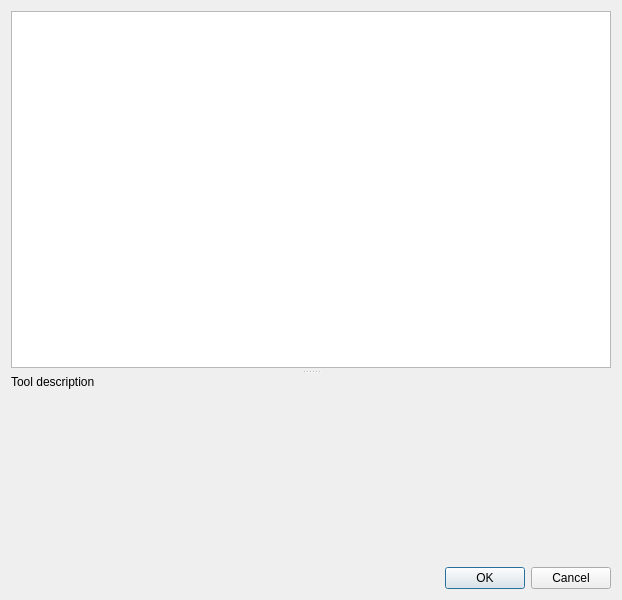
This is src/Form_Files/AddAutomateTool.ui in Sigil-Ebook/Sigil as Qt 5 draws it before an edit. The edited form follows.
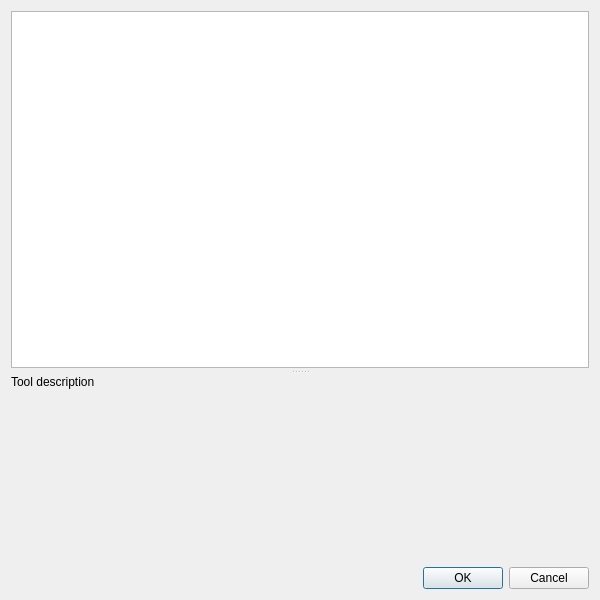
This is the edited form.

Commit message: allow user to shrink Automate Add Plugin and Add Toolbar [deploy]

The edit to the form file:
```diff
--- a/src/Form_Files/AddAutomateTool.ui
+++ b/src/Form_Files/AddAutomateTool.ui
@@ -42,7 +42,7 @@
       </property>
       <property name="minimumSize">
        <size>
-        <width>600</width>
+        <width>200</width>
         <height>100</height>
        </size>
       </property>
```
The commit also changes 1 other file.
